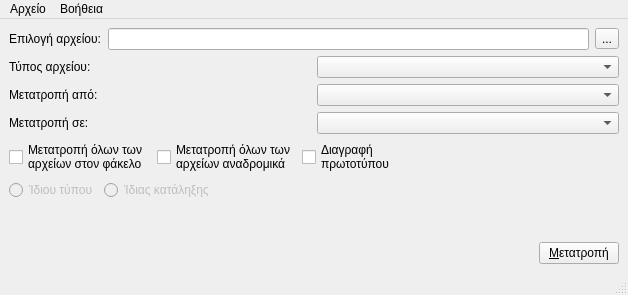
Qt form ffmulticonverter/ui_files/ffmulticonverter.ui (ilstam/FF-Multi-Converter) before a commit.
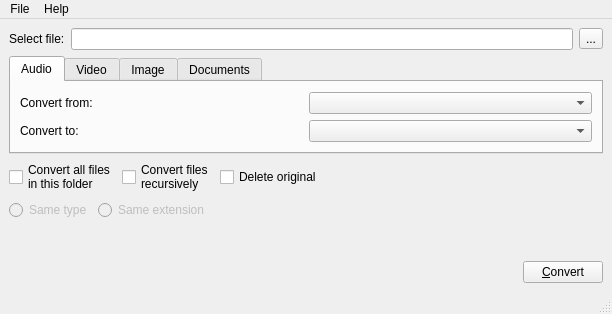
The same form after that commit.

The edit to the form file:
```diff
--- a/ffmulticonverter/ui_files/ffmulticonverter.ui
+++ b/ffmulticonverter/ui_files/ffmulticonverter.ui
@@ -9,8 +9,8 @@
    <rect>
     <x>0</x>
     <y>0</y>
-    <width>628</width>
-    <height>295</height>
+    <width>612</width>
+    <height>314</height>
    </rect>
   </property>
   <property name="acceptDrops">
@@ -20,15 +20,15 @@
    <string>FF Multi Converter</string>
   </property>
   <widget class="QWidget" name="centralwidget">
-   <layout class="QVBoxLayout" name="verticalLayout_3">
+   <layout class="QVBoxLayout" name="verticalLayout_7">
     <item>
-     <layout class="QVBoxLayout" name="verticalLayout">
+     <layout class="QVBoxLayout" name="verticalLayout_6">
       <item>
        <layout class="QHBoxLayout" name="horizontalLayout_4">
         <item>
          <widget class="QLabel" name="label">
           <property name="text">
-           <string>Επιλογή αρχείου:</string>
+           <string>Select file:</string>
           </property>
           <property name="buddy">
            <cstring>openToolButton</cstring>
@@ -61,11 +61,61 @@
        </layout>
       </item>
       <item>
+       <widget class="QTabWidget" name="TabWidget">
+        <property name="toolTip">
+         <string/>
+        </property>
+        <property name="currentIndex">
+         <number>0</number>
+        </property>
+        <widget class="QWidget" name="tab">
+         <attribute name="title">
+          <string>Audio</string>
+         </attribute>
+         <layout class="QVBoxLayout" name="verticalLayout_5">
+          <item>
+           <layout class="QGridLayout" name="gridLayout_4">
+            <item row="0" column="0">
+             <widget class="QLabel" name="label_10">
+              <property name="text">
+               <string>Convert from:</string>
+              </property>
+              <property name="buddy">
+               <cstring>docFromComboBox</cstring>
+              </property>
+             </widget>
+            </item>
+            <item row="0" column="1">
+             <widget class="QComboBox" name="audFromComboBox"/>
+            </item>
+            <item row="1" column="0">
+             <widget class="QLabel" name="label_11">
+              <property name="text">
+               <string>Convert to:</string>
+              </property>
+              <property name="buddy">
+               <cstring>docToComboBox</cstring>
+              </property>
+             </widget>
+            </item>
+            <item row="1" column="1">
+             <widget class="QComboBox" name="audToComboBox"/>
+            </item>
+           </layout>
+          </item>
+         </layout>
+        </widget>
+        <widget class="QWidget" name="tab_2">
+         <attribute name="title">
+          <string>Video</string>
+         </attribute>
+         <layout class="QVBoxLayout" name="verticalLayout_4">
+          <item>
        <layout class="QGridLayout" name="gridLayout_3">
         <item row="0" column="0">
          <widget class="QLabel" name="label_3">
           <property name="text">
-           <string>Τύπος αρχείου:</string>
+               <string>Convert from:</string>
           </property>
           <property name="buddy">
            <cstring>typeComboBox</cstring>
@@ -76,32 +126,97 @@
          <widget class="QComboBox" name="typeComboBox"/>
         </item>
         <item row="1" column="0">
+             <widget class="QLabel" name="label_9">
+              <property name="text">
+               <string>Convert to:</string>
+              </property>
+              <property name="buddy">
+               <cstring>docToComboBox</cstring>
+              </property>
+             </widget>
+            </item>
+            <item row="1" column="1">
+             <widget class="QComboBox" name="vidToComboBox"/>
+            </item>
+           </layout>
+          </item>
+         </layout>
+        </widget>
+        <widget class="QWidget" name="tab_3">
+         <attribute name="title">
+          <string>Image</string>
+         </attribute>
+         <layout class="QVBoxLayout" name="verticalLayout">
+          <item>
+           <layout class="QGridLayout" name="gridLayout_2">
+            <item row="0" column="0">
+             <widget class="QLabel" name="label_6">
+              <property name="text">
+               <string>Convert from:</string>
+              </property>
+              <property name="buddy">
+               <cstring>docFromComboBox</cstring>
+              </property>
+             </widget>
+            </item>
+            <item row="0" column="1">
+             <widget class="QComboBox" name="imgFromComboBox"/>
+            </item>
+            <item row="1" column="0">
+             <widget class="QLabel" name="label_7">
+              <property name="text">
+               <string>Convert to:</string>
+              </property>
+              <property name="buddy">
+               <cstring>docToComboBox</cstring>
+              </property>
+             </widget>
+            </item>
+            <item row="1" column="1">
+             <widget class="QComboBox" name="imgToComboBox"/>
+            </item>
+           </layout>
+          </item>
+         </layout>
+        </widget>
+        <widget class="QWidget" name="tab_4">
+         <attribute name="title">
+          <string>Documents</string>
+         </attribute>
+         <layout class="QVBoxLayout" name="verticalLayout_3">
+          <item>
+           <layout class="QGridLayout" name="gridLayout">
+            <item row="0" column="0">
          <widget class="QLabel" name="label_4">
           <property name="text">
-           <string>Μετατροπή από:</string>
+               <string>Convert from:</string>
           </property>
           <property name="buddy">
            <cstring>fromComboBox</cstring>
           </property>
          </widget>
         </item>
-        <item row="1" column="1">
-         <widget class="QComboBox" name="fromComboBox"/>
-        </item>
-        <item row="2" column="0">
+            <item row="0" column="1">
+             <widget class="QComboBox" name="docFromComboBox"/>
+            </item>
+            <item row="1" column="0">
          <widget class="QLabel" name="label_5">
           <property name="text">
-           <string>Μετατροπή σε:</string>
+               <string>Convert to:</string>
           </property>
           <property name="buddy">
            <cstring>toComboBox</cstring>
           </property>
          </widget>
         </item>
-        <item row="2" column="1">
-         <widget class="QComboBox" name="toComboBox"/>
-        </item>
-       </layout>
+            <item row="1" column="1">
+             <widget class="QComboBox" name="docToComboBox"/>
+            </item>
+           </layout>
+          </item>
+         </layout>
+        </widget>
+       </widget>
       </item>
       <item>
        <layout class="QVBoxLayout" name="verticalLayout_2">
@@ -110,8 +225,8 @@
           <item>
            <widget class="QCheckBox" name="folderCheckBox">
             <property name="text">
-             <string>Μετατροπή όλων των
-αρχείων στον φάκελο </string>
+             <string>Convert all files  
+in this folder</string>
             </property>
            </widget>
           </item>
@@ -121,8 +236,8 @@
              <bool>true</bool>
             </property>
             <property name="text">
-             <string>Μετατροπή όλων των 
-αρχείων αναδρομικά</string>
+             <string>Convert files 
+recursively</string>
             </property>
             <property name="checkable">
              <bool>true</bool>
@@ -135,8 +250,7 @@
           <item>
            <widget class="QCheckBox" name="deleteCheckBox">
             <property name="text">
-             <string>Διαγραφή 
-πρωτοτύπου</string>
+             <string>Delete original</string>
             </property>
            </widget>
           </item>
@@ -163,7 +277,7 @@
              <bool>false</bool>
             </property>
             <property name="text">
-             <string>Ίδιου τύπου</string>
+             <string>Same type</string>
             </property>
            </widget>
           </item>
@@ -173,7 +287,7 @@
              <bool>false</bool>
             </property>
             <property name="text">
-             <string>Ίδιας κατάληξης</string>
+             <string>Same extension</string>
             </property>
            </widget>
           </item>
@@ -202,7 +316,7 @@
         <property name="sizeHint" stdset="0">
          <size>
           <width>20</width>
-          <height>13</height>
+          <height>17</height>
          </size>
         </property>
        </spacer>
@@ -225,7 +339,7 @@
         <item>
          <widget class="QPushButton" name="convertPushButton">
           <property name="text">
-           <string>&amp;Μετατροπή</string>
+           <string>&amp;Convert</string>
           </property>
          </widget>
         </item>
@@ -241,13 +355,13 @@
     <rect>
      <x>0</x>
      <y>0</y>
-     <width>628</width>
+     <width>612</width>
      <height>25</height>
     </rect>
    </property>
    <widget class="QMenu" name="menuKati">
     <property name="title">
-     <string>Αρχείο</string>
+     <string>File</string>
     </property>
     <addaction name="convertAction"/>
     <addaction name="separator"/>
@@ -255,7 +369,7 @@
    </widget>
    <widget class="QMenu" name="menu">
     <property name="title">
-     <string>Βοήθεια</string>
+     <string>Help</string>
     </property>
     <addaction name="aboutAction"/>
    </widget>
```
Left out of the diff: 27 changed lines with no effect on the pictures. Lines whose indentation alone changed are shown as unchanged.
